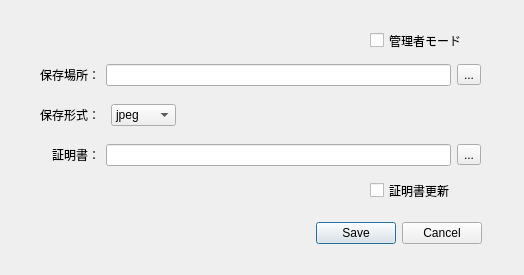
nobuyuki-tominaga/DD11_Development, file SbcMaker/OptionSettingDialog.ui: the form before one commit.
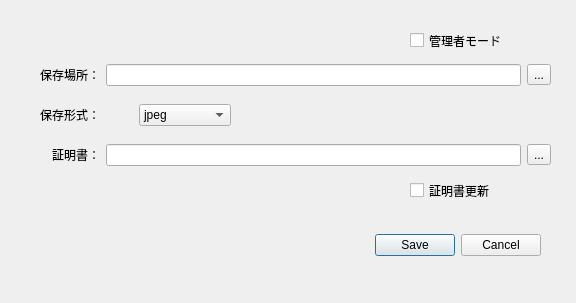
The form after the commit.

Diff of the .ui file:
```diff
--- a/SbcMaker/OptionSettingDialog.ui
+++ b/SbcMaker/OptionSettingDialog.ui
@@ -6,8 +6,8 @@
    <rect>
     <x>0</x>
     <y>0</y>
-    <width>524</width>
-    <height>275</height>
+    <width>576</width>
+    <height>303</height>
    </rect>
   </property>
   <property name="windowTitle">
@@ -19,10 +19,10 @@
   <widget class="QDialogButtonBox" name="buttonBox">
    <property name="geometry">
     <rect>
-     <x>300</x>
-     <y>220</y>
-     <width>182</width>
-     <height>27</height>
+     <x>260</x>
+     <y>210</y>
+     <width>281</width>
+     <height>71</height>
     </rect>
    </property>
    <property name="standardButtons">
@@ -32,9 +32,9 @@
   <widget class="QCheckBox" name="adminCheckBox">
    <property name="geometry">
     <rect>
-     <x>370</x>
+     <x>410</x>
      <y>30</y>
-     <width>111</width>
+     <width>141</width>
      <height>21</height>
     </rect>
    </property>
@@ -45,9 +45,9 @@
   <widget class="QCheckBox" name="updateCheckBox">
    <property name="geometry">
     <rect>
-     <x>370</x>
+     <x>410</x>
      <y>180</y>
-     <width>111</width>
+     <width>141</width>
      <height>21</height>
     </rect>
    </property>
@@ -60,7 +60,7 @@
     <rect>
      <x>40</x>
      <y>60</y>
-     <width>441</width>
+     <width>511</width>
      <height>31</height>
     </rect>
    </property>
@@ -92,7 +92,7 @@
     <rect>
      <x>40</x>
      <y>140</y>
-     <width>441</width>
+     <width>511</width>
      <height>31</height>
     </rect>
    </property>
@@ -121,7 +121,7 @@
     <rect>
      <x>40</x>
      <y>100</y>
-     <width>136</width>
+     <width>191</width>
      <height>31</height>
     </rect>
    </property>
```
